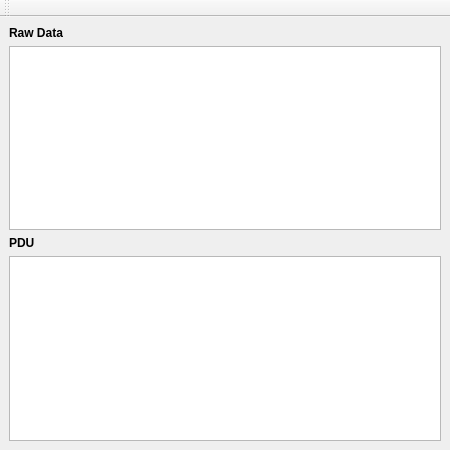
This is ui/busmonitor.ui in KunYi/pymodslave as Qt 5 draws it before an edit. The edited form follows.
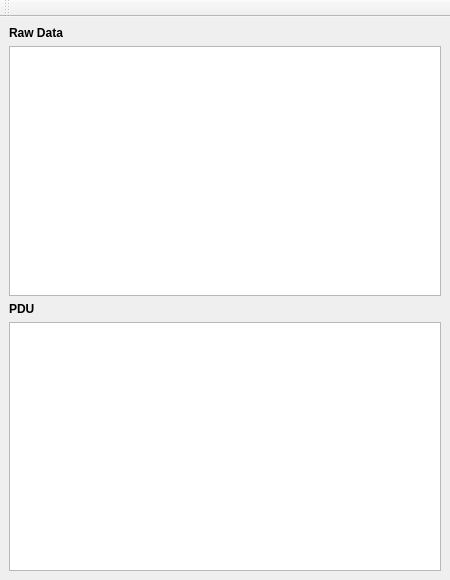
This is the edited form. Icons and pictures are not drawn.

```diff
--- a/ui/busmonitor.ui
+++ b/ui/busmonitor.ui
@@ -10,19 +10,19 @@
     <x>0</x>
     <y>0</y>
     <width>450</width>
-    <height>450</height>
+    <height>580</height>
    </rect>
   </property>
   <property name="minimumSize">
    <size>
     <width>450</width>
-    <height>450</height>
+    <height>580</height>
    </size>
   </property>
   <property name="maximumSize">
    <size>
     <width>450</width>
-    <height>450</height>
+    <height>580</height>
    </size>
   </property>
   <property name="windowTitle">
```
Left out of the diff: 2 changed lines with no effect on the pictures.
